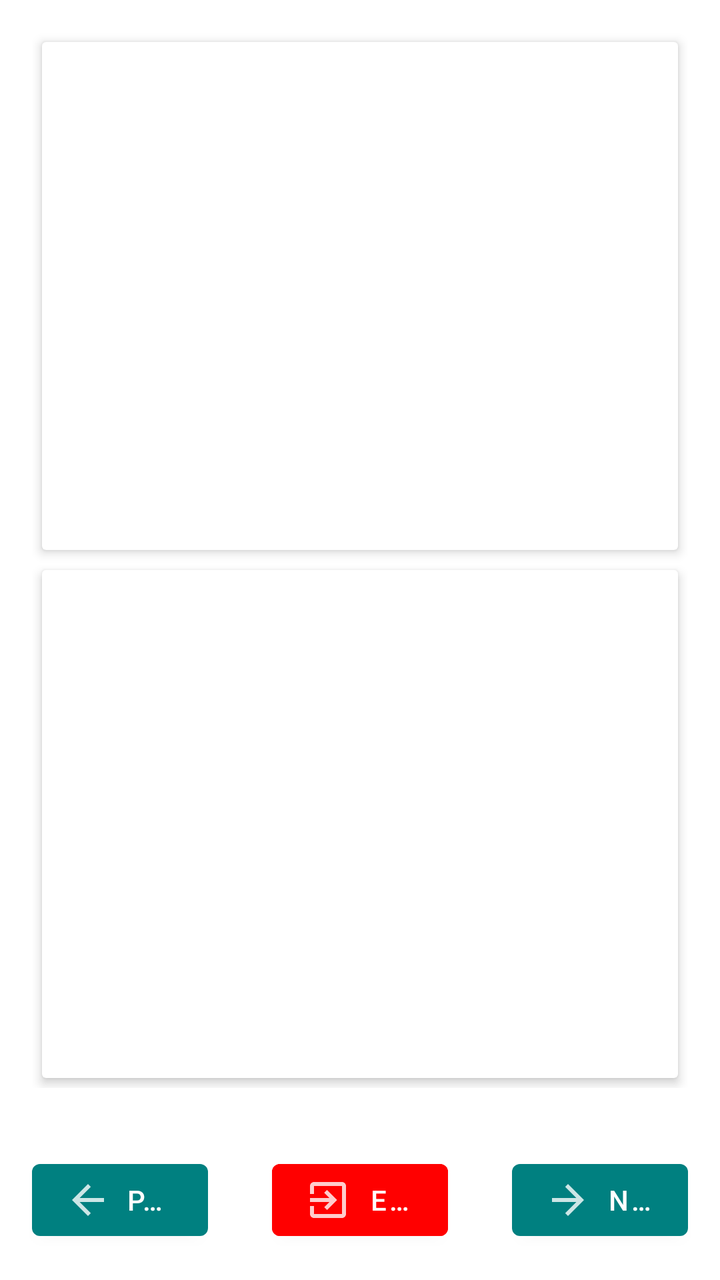
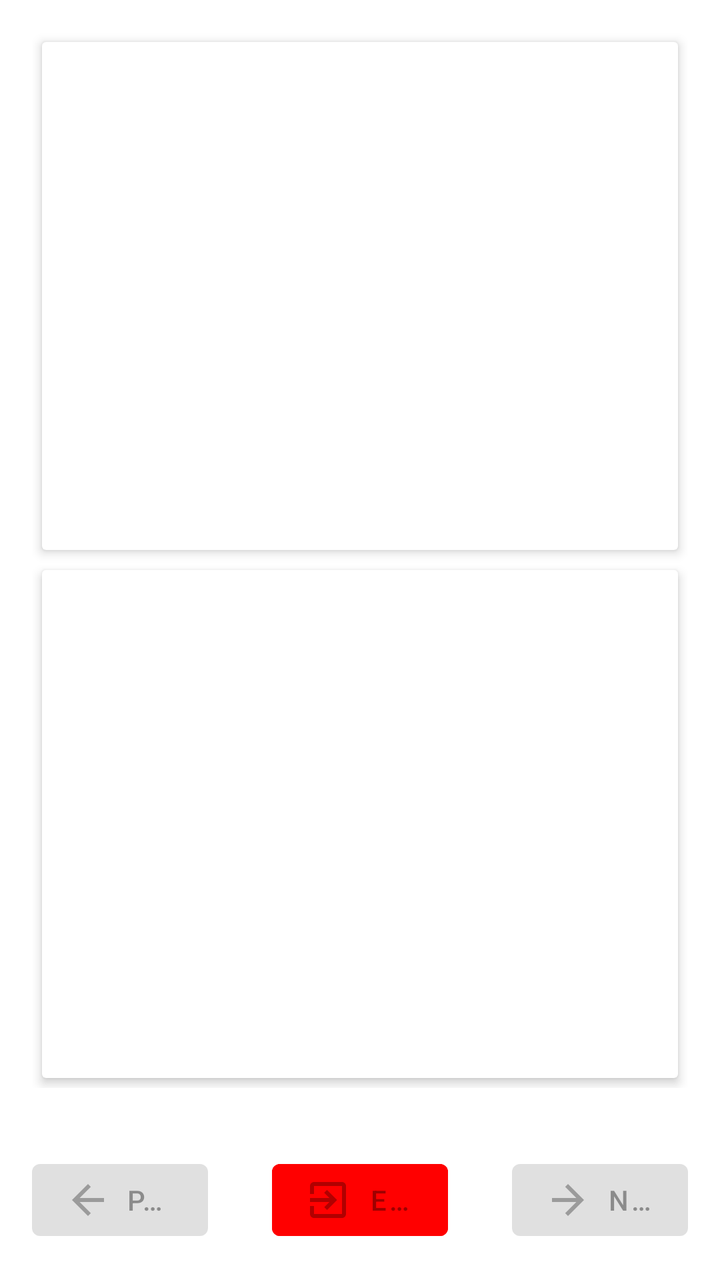

Before-and-after screenshots of an Android layout around one commit, followed by the original layout XML and the change that was made.
<!-- AndroidManifest.xml: application theme Theme.Aflashdeck -->
<!-- res/layout/page_test.xml -->
<?xml version="1.0" encoding="utf-8"?>
<androidx.constraintlayout.widget.ConstraintLayout xmlns:android="http://schemas.android.com/apk/res/android"
    xmlns:app="http://schemas.android.com/apk/res-auto"
    xmlns:tool="http://schemas.android.com/tools"
    android:layout_width="match_parent"
    android:layout_height="match_parent"
    android:background="?attr/pageBackground">

    <LinearLayout
        android:id="@+id/container_content"
        android:layout_width="match_parent"
        android:layout_height="0dp"
        android:layout_margin="@dimen/text_margin"
        android:orientation="@integer/orientation_portland_vertical_horizontal"
        app:layout_constraintBottom_toTopOf="@id/container_grade_buttons"
        app:layout_constraintEnd_toEndOf="parent"
        app:layout_constraintStart_toStartOf="parent"
        app:layout_constraintTop_toTopOf="parent">

        <androidx.cardview.widget.CardView
            android:layout_width="match_parent"
            android:layout_height="match_parent"
            android:layout_margin="5dp"
            android:layout_weight="1"
            app:cardElevation="3dp">

            <LinearLayout
                android:id="@+id/container_content_question"
                android:layout_width="match_parent"
                android:layout_height="match_parent"
                android:animateLayoutChanges="true"
                android:orientation="vertical">

                <ImageView
                    android:id="@+id/image_question"
                    android:layout_width="match_parent"
                    android:layout_height="match_parent"
                    android:layout_weight="1"
                    android:adjustViewBounds="true"
                    android:scaleType="centerCrop"
                    android:visibility="gone" />

                <com.google.android.material.textview.MaterialTextView
                    android:id="@+id/text_question"
                    android:layout_width="match_parent"
                    android:layout_height="match_parent"
                    android:layout_weight="1"
                    android:gravity="center"
                    android:textSize="26sp"
                    tool:text="What is the answer to everything?" />

                <com.google.android.material.button.MaterialButton
                    android:id="@+id/button_question_voice"
                    android:layout_width="wrap_content"
                    android:layout_height="wrap_content"
                    android:layout_gravity="center"
                    android:text="@string/play_voice"
                    android:visibility="gone"
                    app:icon="@drawable/ic_keyboard_voice_black"
                    app:iconTint="@color/daynight_white_black" />
            </LinearLayout>
        </androidx.cardview.widget.CardView>

        <androidx.cardview.widget.CardView
            android:layout_width="match_parent"
            android:layout_height="match_parent"
            android:layout_margin="5dp"
            android:layout_weight="1"
            app:cardElevation="3dp">

            <LinearLayout
                android:id="@+id/container_content_answer"
                android:layout_width="match_parent"
                android:layout_height="match_parent"
                android:animateLayoutChanges="true"
                android:orientation="vertical">

                <ImageView
                    android:id="@+id/image_answer"
                    android:layout_width="match_parent"
                    android:layout_height="match_parent"
                    android:layout_weight="1"
                    android:adjustViewBounds="true"
                    android:scaleType="centerCrop"
                    android:visibility="gone" />

                <com.google.android.material.textview.MaterialTextView
                    android:id="@+id/text_answer"
                    android:layout_width="match_parent"
                    android:layout_height="match_parent"
                    android:layout_weight="1"
                    android:gravity="center"
                    android:textSize="26sp"
                    tool:text="@string/tap_to_view_answer" />

                <com.google.android.material.button.MaterialButton
                    android:id="@+id/button_answer_voice"
                    android:layout_width="wrap_content"
                    android:layout_height="wrap_content"
                    android:layout_gravity="center"
                    android:text="@string/play_voice"
                    android:visibility="gone"
                    app:icon="@drawable/ic_keyboard_voice_black"
                    app:iconTint="@color/daynight_white_black" />
            </LinearLayout>
        </androidx.cardview.widget.CardView>
    </LinearLayout>

    <com.google.android.material.textview.MaterialTextView
        android:id="@+id/text_progress"
        android:layout_width="match_parent"
        android:layout_height="wrap_content"
        android:layout_margin="@dimen/text_margin"
        android:gravity="center"
        android:textSize="24sp"
        android:textStyle="bold"
        app:layout_constraintBottom_toTopOf="@id/container_grade_buttons"
        app:layout_constraintEnd_toEndOf="parent"
        app:layout_constraintStart_toStartOf="parent"
        app:layout_constraintTop_toBottomOf="@id/container_content"
        tool:text="4/10" />

    <LinearLayout
        android:id="@+id/container_grade_buttons"
        android:layout_width="match_parent"
        android:layout_height="wrap_content"
        android:orientation="vertical"
        android:visibility="gone"
        app:layout_constraintBottom_toTopOf="@id/container_nav"
        app:layout_constraintEnd_toEndOf="parent"
        app:layout_constraintStart_toStartOf="parent">

        <com.google.android.material.textview.MaterialTextView
            android:id="@+id/text_grade_hint"
            android:layout_width="match_parent"
            android:layout_height="wrap_content"
            android:layout_marginTop="12dp"
            android:layout_marginBottom="4dp"
            android:gravity="center"
            android:text="@string/grade_hint"
            android:textColor="@color/daynight_teal_custom_teal_200"
            android:textSize="16sp"
            android:textStyle="bold" />

        <LinearLayout
            android:layout_width="match_parent"
            android:layout_height="wrap_content"
            android:orientation="horizontal">

            <com.google.android.material.button.MaterialButton
                android:id="@+id/button_grade_again"
                android:layout_width="0dp"
                android:layout_height="wrap_content"
                android:layout_marginLeft="6dp"
                android:layout_marginRight="6dp"
                android:layout_marginTop="8dp"
                android:layout_marginBottom="8dp"
                android:layout_weight="1"
                android:backgroundTint="@color/grade_again"
                android:maxLines="1"
                android:text="@string/grade_again"
                app:autoSizeTextType="uniform"
                app:autoSizeMinTextSize="10sp"
                app:autoSizeMaxTextSize="14sp"
                app:autoSizeStepGranularity="1sp" />

            <com.google.android.material.button.MaterialButton
                android:id="@+id/button_grade_hard"
                android:layout_width="0dp"
                android:layout_height="wrap_content"
                android:layout_marginLeft="6dp"
                android:layout_marginRight="6dp"
                android:layout_marginTop="8dp"
                android:layout_marginBottom="8dp"
                android:layout_weight="1"
                android:backgroundTint="@color/grade_hard"
                android:maxLines="1"
                android:text="@string/grade_hard"
                app:autoSizeTextType="uniform"
                app:autoSizeMinTextSize="10sp"
                app:autoSizeMaxTextSize="14sp"
                app:autoSizeStepGranularity="1sp" />

            <com.google.android.material.button.MaterialButton
                android:id="@+id/button_grade_good"
                android:layout_width="0dp"
                android:layout_height="wrap_content"
                android:layout_marginLeft="6dp"
                android:layout_marginRight="6dp"
                android:layout_marginTop="8dp"
                android:layout_marginBottom="8dp"
                android:layout_weight="1"
                android:backgroundTint="@color/grade_good"
                android:maxLines="1"
                android:text="@string/grade_good"
                app:autoSizeTextType="uniform"
                app:autoSizeMinTextSize="10sp"
                app:autoSizeMaxTextSize="14sp"
                app:autoSizeStepGranularity="1sp" />

            <com.google.android.material.button.MaterialButton
                android:id="@+id/button_grade_easy"
                android:layout_width="0dp"
                android:layout_height="wrap_content"
                android:layout_marginLeft="6dp"
                android:layout_marginRight="6dp"
                android:layout_marginTop="8dp"
                android:layout_marginBottom="8dp"
                android:layout_weight="1"
                android:backgroundTint="@color/grade_easy"
                android:maxLines="1"
                android:text="@string/grade_easy"
                app:autoSizeTextType="uniform"
                app:autoSizeMinTextSize="10sp"
                app:autoSizeMaxTextSize="14sp"
                app:autoSizeStepGranularity="1sp" />
        </LinearLayout>
    </LinearLayout>

    <LinearLayout
        android:id="@+id/container_nav"
        android:layout_width="match_parent"
        android:layout_height="0dp"
        android:animateLayoutChanges="true"
        android:orientation="horizontal"
        app:layout_constraintBottom_toBottomOf="parent"
        app:layout_constraintEnd_toEndOf="parent"
        app:layout_constraintStart_toStartOf="parent">

        <com.google.android.material.button.MaterialButton
            android:id="@+id/button_previous"
            android:layout_width="0dp"
            android:layout_height="wrap_content"
            android:layout_margin="@dimen/text_margin"
            android:layout_weight="1"
            android:ellipsize="end"
            android:maxLines="1"
            android:text="@string/previous"
            app:icon="@drawable/ic_arrow_back_white" />

        <com.google.android.material.button.MaterialButton
            android:id="@+id/button_exit"
            android:layout_width="0dp"
            android:layout_height="wrap_content"
            android:layout_margin="@dimen/text_margin"
            android:layout_weight="1"
            android:backgroundTint="@color/red"
            android:ellipsize="end"
            android:maxLines="1"
            android:text="@string/exit"
            app:icon="@drawable/ic_exit_to_app_white" />

        <com.google.android.material.button.MaterialButton
            android:id="@+id/button_next"
            android:layout_width="0dp"
            android:layout_height="wrap_content"
            android:layout_margin="@dimen/text_margin"
            android:layout_weight="1"
            android:ellipsize="end"
            android:maxLines="1"
            android:text="@string/next"
            app:icon="@drawable/ic_arrow_forward_white" />
    </LinearLayout>

</androidx.constraintlayout.widget.ConstraintLayout>
<!-- resources referenced by this layout -->
<resources>
  <color name="daynight_teal_custom_teal_200">@color/teal_custom</color>
  <color name="daynight_white_black">@color/white</color>
  <color name="grade_again">#FFD32F2F</color>
  <color name="grade_easy">#FF1976D2</color>
  <color name="grade_good">#FF2E7D32</color>
  <color name="grade_hard">#FFB45309</color>
  <color name="red">#FFFF0000</color>
  <dimen name="text_margin">16dp</dimen>
  <!-- drawable ic_arrow_back_white (drawable-anydpi) -->
  <vector xmlns:android="http://schemas.android.com/apk/res/android"
      android:width="24dp"
      android:height="24dp"
      android:viewportWidth="24"
      android:viewportHeight="24"
      android:tint="#FFFFFF"
      android:alpha="0.8"
      android:autoMirrored="true">
    <path
        android:fillColor="@android:color/white"
        android:pathData="M20,11H7.83l5.59,-5.59L12,4l-8,8 8,8 1.41,-1.41L7.83,13H20v-2z"/>
  </vector>
  <!-- drawable ic_arrow_forward_white (drawable-anydpi) -->
  <vector xmlns:android="http://schemas.android.com/apk/res/android"
      android:width="24dp"
      android:height="24dp"
      android:viewportWidth="24"
      android:viewportHeight="24"
      android:tint="#FFFFFF"
      android:alpha="0.8"
      android:autoMirrored="true">
      <path
          android:fillColor="@android:color/white"
          android:pathData="M12,4l-1.41,1.41L16.17,11H4v2h12.17l-5.58,5.59L12,20l8,-8z" />
  </vector>
  <!-- drawable ic_exit_to_app_white (drawable-anydpi) -->
  <vector xmlns:android="http://schemas.android.com/apk/res/android"
      android:width="24dp"
      android:height="24dp"
      android:viewportWidth="24"
      android:viewportHeight="24"
      android:tint="#FFFFFF"
      android:alpha="0.8">
      <path
          android:fillColor="@android:color/white"
          android:pathData="M10.09,15.59L11.5,17l5,-5 -5,-5 -1.41,1.41L12.67,11H3v2h9.67l-2.58,2.59zM19,3H5c-1.11,0 -2,0.9 -2,2v4h2V5h14v14H5v-4H3v4c0,1.1 0.89,2 2,2h14c1.1,0 2,-0.9 2,-2V5c0,-1.1 -0.9,-2 -2,-2z" />
  </vector>
  <!-- drawable ic_keyboard_voice_black (drawable-anydpi) -->
  <vector xmlns:android="http://schemas.android.com/apk/res/android"
      android:width="24dp"
      android:height="24dp"
      android:viewportWidth="24"
      android:viewportHeight="24"
      android:tint="#333333"
      android:alpha="0.6">
      <path
          android:fillColor="@android:color/white"
          android:pathData="M12,15c1.66,0 2.99,-1.34 2.99,-3L15,6c0,-1.66 -1.34,-3 -3,-3S9,4.34 9,6v6c0,1.66 1.34,3 3,3zM17.3,12c0,3 -2.54,5.1 -5.3,5.1S6.7,15 6.7,12L5,12c0,3.42 2.72,6.23 6,6.72L11,22h2v-3.28c3.28,-0.48 6,-3.3 6,-6.72h-1.7z" />
  </vector>
  <integer name="orientation_portland_vertical_horizontal">1</integer>
  <string name="exit">Exit</string>
  <string name="grade_again">Again</string>
  <string name="grade_easy">Easy</string>
  <string name="grade_good">Good</string>
  <string name="grade_hard">Hard</string>
  <string name="grade_hint">How well did you know it?</string>
  <string name="next">Next</string>
  <string name="play_voice">Play voice</string>
  <string name="previous">Previous</string>
  <string name="tap_to_view_answer">[Tap to view answer]</string>
  <color name="teal_custom">#008080</color>
  <color name="white">#FFFFFFFF</color>
  <color name="teal_700">#FF018786</color>
  <color name="purple_200">#FFBB86FC</color>
  <color name="purple_500">#FF6200EE</color>
  <color name="gray_700">#616161</color>
  <!-- unchanged entries left out for length: 1 -->
</resources>

<!-- the commit's change to res/layout/page_test.xml (unified diff, before → after) -->
@@ -106,19 +106,28 @@
         </androidx.cardview.widget.CardView>
     </LinearLayout>
 
-    <com.google.android.material.textview.MaterialTextView
-        android:id="@+id/text_progress"
+    <LinearLayout
+        android:id="@+id/container_progress"
         android:layout_width="match_parent"
         android:layout_height="wrap_content"
         android:layout_margin="@dimen/text_margin"
-        android:gravity="center"
-        android:textSize="24sp"
-        android:textStyle="bold"
+        android:gravity="center_vertical"
+        android:orientation="horizontal"
         app:layout_constraintBottom_toTopOf="@id/container_grade_buttons"
         app:layout_constraintEnd_toEndOf="parent"
         app:layout_constraintStart_toStartOf="parent"
-        app:layout_constraintTop_toBottomOf="@id/container_content"
-        tool:text="4/10" />
+        app:layout_constraintTop_toBottomOf="@id/container_content">
+
+        <com.google.android.material.textview.MaterialTextView
+            android:id="@+id/text_progress"
+            android:layout_width="0dp"
+            android:layout_height="wrap_content"
+            android:layout_weight="1"
+            android:gravity="center"
+            android:textSize="24sp"
+            android:textStyle="bold"
+            tool:text="4/10" />
+    </LinearLayout>
 
     <LinearLayout
         android:id="@+id/container_grade_buttons"
@@ -145,6 +154,7 @@
         <LinearLayout
             android:layout_width="match_parent"
             android:layout_height="wrap_content"
+            android:baselineAligned="false"
             android:orientation="horizontal">
 
             <com.google.android.material.button.MaterialButton
@@ -234,6 +244,7 @@
             android:layout_margin="@dimen/text_margin"
             android:layout_weight="1"
             android:ellipsize="end"
+            android:enabled="false"
             android:maxLines="1"
             android:text="@string/previous"
             app:icon="@drawable/ic_arrow_back_white" />
@@ -246,6 +257,7 @@
             android:layout_weight="1"
             android:backgroundTint="@color/red"
             android:ellipsize="end"
+            android:enabled="false"
             android:maxLines="1"
             android:text="@string/exit"
             app:icon="@drawable/ic_exit_to_app_white" />
@@ -257,6 +269,7 @@
             android:layout_margin="@dimen/text_margin"
             android:layout_weight="1"
             android:ellipsize="end"
+            android:enabled="false"
             android:maxLines="1"
             android:text="@string/next"
             app:icon="@drawable/ic_arrow_forward_white" />
